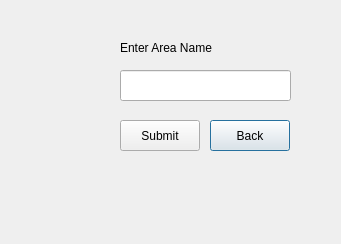
tapish13031997/OVV, file add_area.ui: the form before one commit.
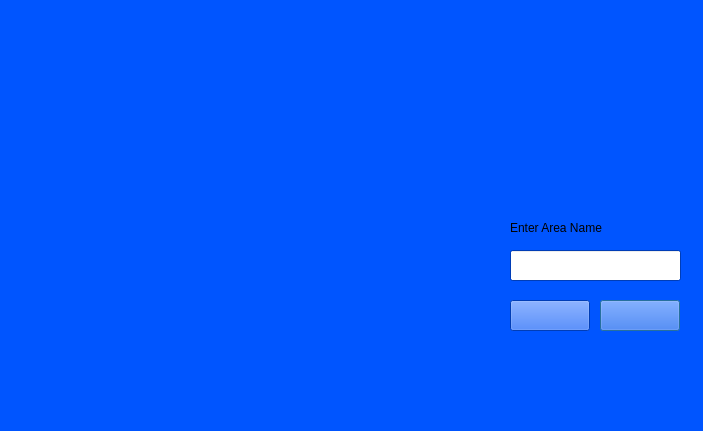
The form after the commit. Icons and pictures are not drawn.

What changed in the file:
```diff
--- a/add_area.ui
+++ b/add_area.ui
@@ -6,18 +6,433 @@
    <rect>
     <x>0</x>
     <y>0</y>
-    <width>341</width>
-    <height>244</height>
+    <width>703</width>
+    <height>431</height>
    </rect>
   </property>
+  <property name="palette">
+   <palette>
+    <active>
+     <colorrole role="WindowText">
+      <brush brushstyle="SolidPattern">
+       <color alpha="255">
+        <red>0</red>
+        <green>0</green>
+        <blue>0</blue>
+       </color>
+      </brush>
+     </colorrole>
+     <colorrole role="Button">
+      <brush brushstyle="SolidPattern">
+       <color alpha="255">
+        <red>0</red>
+        <green>85</green>
+        <blue>255</blue>
+       </color>
+      </brush>
+     </colorrole>
+     <colorrole role="Light">
+      <brush brushstyle="SolidPattern">
+       <color alpha="255">
+        <red>127</red>
+        <green>170</green>
+        <blue>255</blue>
+       </color>
+      </brush>
+     </colorrole>
+     <colorrole role="Midlight">
+      <brush brushstyle="SolidPattern">
+       <color alpha="255">
+        <red>63</red>
+        <green>127</green>
+        <blue>255</blue>
+       </color>
+      </brush>
+     </colorrole>
+     <colorrole role="Dark">
+      <brush brushstyle="SolidPattern">
+       <color alpha="255">
+        <red>0</red>
+        <green>42</green>
+        <blue>127</blue>
+       </color>
+      </brush>
+     </colorrole>
+     <colorrole role="Mid">
+      <brush brushstyle="SolidPattern">
+       <color alpha="255">
+        <red>0</red>
+        <green>56</green>
+        <blue>170</blue>
+       </color>
+      </brush>
+     </colorrole>
+     <colorrole role="Text">
+      <brush brushstyle="SolidPattern">
+       <color alpha="255">
+        <red>0</red>
+        <green>0</green>
+        <blue>0</blue>
+       </color>
+      </brush>
+     </colorrole>
+     <colorrole role="BrightText">
+      <brush brushstyle="SolidPattern">
+       <color alpha="255">
+        <red>255</red>
+        <green>255</green>
+        <blue>255</blue>
+       </color>
+      </brush>
+     </colorrole>
+     <colorrole role="ButtonText">
+      <brush brushstyle="SolidPattern">
+       <color alpha="255">
+        <red>0</red>
+        <green>0</green>
+        <blue>0</blue>
+       </color>
+      </brush>
+     </colorrole>
+     <colorrole role="Base">
+      <brush brushstyle="SolidPattern">
+       <color alpha="255">
+        <red>255</red>
+        <green>255</green>
+        <blue>255</blue>
+       </color>
+      </brush>
+     </colorrole>
+     <colorrole role="Window">
+      <brush brushstyle="SolidPattern">
+       <color alpha="255">
+        <red>0</red>
+        <green>85</green>
+        <blue>255</blue>
+       </color>
+      </brush>
+     </colorrole>
+     <colorrole role="Shadow">
+      <brush brushstyle="SolidPattern">
+       <color alpha="255">
+        <red>0</red>
+        <green>0</green>
+        <blue>0</blue>
+       </color>
+      </brush>
+     </colorrole>
+     <colorrole role="AlternateBase">
+      <brush brushstyle="SolidPattern">
+       <color alpha="255">
+        <red>127</red>
+        <green>170</green>
+        <blue>255</blue>
+       </color>
+      </brush>
+     </colorrole>
+     <colorrole role="ToolTipBase">
+      <brush brushstyle="SolidPattern">
+       <color alpha="255">
+        <red>255</red>
+        <green>255</green>
+        <blue>220</blue>
+       </color>
+      </brush>
+     </colorrole>
+     <colorrole role="ToolTipText">
+      <brush brushstyle="SolidPattern">
+       <color alpha="255">
+        <red>0</red>
+        <green>0</green>
+        <blue>0</blue>
+       </color>
+      </brush>
+     </colorrole>
+    </active>
+    <inactive>
+     <colorrole role="WindowText">
+      <brush brushstyle="SolidPattern">
+       <color alpha="255">
+        <red>0</red>
+        <green>0</green>
+        <blue>0</blue>
+       </color>
+      </brush>
+     </colorrole>
+     <colorrole role="Button">
+      <brush brushstyle="SolidPattern">
+       <color alpha="255">
+        <red>0</red>
+        <green>85</green>
+        <blue>255</blue>
+       </color>
+      </brush>
+     </colorrole>
+     <colorrole role="Light">
+      <brush brushstyle="SolidPattern">
+       <color alpha="255">
+        <red>127</red>
+        <green>170</green>
+        <blue>255</blue>
+       </color>
+      </brush>
+     </colorrole>
+     <colorrole role="Midlight">
+      <brush brushstyle="SolidPattern">
+       <color alpha="255">
+        <red>63</red>
+        <green>127</green>
+        <blue>255</blue>
+       </color>
+      </brush>
+     </colorrole>
+     <colorrole role="Dark">
+      <brush brushstyle="SolidPattern">
+       <color alpha="255">
+        <red>0</red>
+        <green>42</green>
+        <blue>127</blue>
+       </color>
+      </brush>
+     </colorrole>
+     <colorrole role="Mid">
+      <brush brushstyle="SolidPattern">
+       <color alpha="255">
+        <red>0</red>
+        <green>56</green>
+        <blue>170</blue>
+       </color>
+      </brush>
+     </colorrole>
+     <colorrole role="Text">
+      <brush brushstyle="SolidPattern">
+       <color alpha="255">
+        <red>0</red>
+        <green>0</green>
+        <blue>0</blue>
+       </color>
+      </brush>
+     </colorrole>
+     <colorrole role="BrightText">
+      <brush brushstyle="SolidPattern">
+       <color alpha="255">
+        <red>255</red>
+        <green>255</green>
+        <blue>255</blue>
+       </color>
+      </brush>
+     </colorrole>
+     <colorrole role="ButtonText">
+      <brush brushstyle="SolidPattern">
+       <color alpha="255">
+        <red>0</red>
+        <green>0</green>
+        <blue>0</blue>
+       </color>
+      </brush>
+     </colorrole>
+     <colorrole role="Base">
+      <brush brushstyle="SolidPattern">
+       <color alpha="255">
+        <red>255</red>
+        <green>255</green>
+        <blue>255</blue>
+       </color>
+      </brush>
+     </colorrole>
+     <colorrole role="Window">
+      <brush brushstyle="SolidPattern">
+       <color alpha="255">
+        <red>0</red>
+        <green>85</green>
+        <blue>255</blue>
+       </color>
+      </brush>
+     </colorrole>
+     <colorrole role="Shadow">
+      <brush brushstyle="SolidPattern">
+       <color alpha="255">
+        <red>0</red>
+        <green>0</green>
+        <blue>0</blue>
+       </color>
+      </brush>
+     </colorrole>
+     <colorrole role="AlternateBase">
+      <brush brushstyle="SolidPattern">
+       <color alpha="255">
+        <red>127</red>
+        <green>170</green>
+        <blue>255</blue>
+       </color>
+      </brush>
+     </colorrole>
+     <colorrole role="ToolTipBase">
+      <brush brushstyle="SolidPattern">
+       <color alpha="255">
+        <red>255</red>
+        <green>255</green>
+        <blue>220</blue>
+       </color>
+      </brush>
+     </colorrole>
+     <colorrole role="ToolTipText">
+      <brush brushstyle="SolidPattern">
+       <color alpha="255">
+        <red>0</red>
+        <green>0</green>
+        <blue>0</blue>
+       </color>
+      </brush>
+     </colorrole>
+    </inactive>
+    <disabled>
+     <colorrole role="WindowText">
+      <brush brushstyle="SolidPattern">
+       <color alpha="255">
+        <red>0</red>
+        <green>42</green>
+        <blue>127</blue>
+       </color>
+      </brush>
+     </colorrole>
+     <colorrole role="Button">
+      <brush brushstyle="SolidPattern">
+       <color alpha="255">
+        <red>0</red>
+        <green>85</green>
+        <blue>255</blue>
+       </color>
+      </brush>
+     </colorrole>
+     <colorrole role="Light">
+      <brush brushstyle="SolidPattern">
+       <color alpha="255">
+        <red>127</red>
+        <green>170</green>
+        <blue>255</blue>
+       </color>
+      </brush>
+     </colorrole>
+     <colorrole role="Midlight">
+      <brush brushstyle="SolidPattern">
+       <color alpha="255">
+        <red>63</red>
+        <green>127</green>
+        <blue>255</blue>
+       </color>
+      </brush>
+     </colorrole>
+     <colorrole role="Dark">
+      <brush brushstyle="SolidPattern">
+       <color alpha="255">
+        <red>0</red>
+        <green>42</green>
+        <blue>127</blue>
+       </color>
+      </brush>
+     </colorrole>
+     <colorrole role="Mid">
+      <brush brushstyle="SolidPattern">
+       <color alpha="255">
+        <red>0</red>
+        <green>56</green>
+        <blue>170</blue>
+       </color>
+      </brush>
+     </colorrole>
+     <colorrole role="Text">
+      <brush brushstyle="SolidPattern">
+       <color alpha="255">
+        <red>0</red>
+        <green>42</green>
+        <blue>127</blue>
+       </color>
+      </brush>
+     </colorrole>
+     <colorrole role="BrightText">
+      <brush brushstyle="SolidPattern">
+       <color alpha="255">
+        <red>255</red>
+        <green>255</green>
+        <blue>255</blue>
+       </color>
+      </brush>
+     </colorrole>
+     <colorrole role="ButtonText">
+      <brush brushstyle="SolidPattern">
+       <color alpha="255">
+        <red>0</red>
+        <green>42</green>
+        <blue>127</blue>
+       </color>
+      </brush>
+     </colorrole>
+     <colorrole role="Base">
+      <brush brushstyle="SolidPattern">
+       <color alpha="255">
+        <red>0</red>
+        <green>85</green>
+        <blue>255</blue>
+       </color>
+      </brush>
+     </colorrole>
+     <colorrole role="Window">
+      <brush brushstyle="SolidPattern">
+       <color alpha="255">
+        <red>0</red>
+        <green>85</green>
+        <blue>255</blue>
+       </color>
+      </brush>
+     </colorrole>
+     <colorrole role="Shadow">
+      <brush brushstyle="SolidPattern">
+       <color alpha="255">
+        <red>0</red>
+        <green>0</green>
+        <blue>0</blue>
+       </color>
+      </brush>
+     </colorrole>
+     <colorrole role="AlternateBase">
+      <brush brushstyle="SolidPattern">
+       <color alpha="255">
+        <red>0</red>
+        <green>85</green>
+        <blue>255</blue>
+       </color>
+      </brush>
+     </colorrole>
+     <colorrole role="ToolTipBase">
+      <brush brushstyle="SolidPattern">
+       <color alpha="255">
+        <red>255</red>
+        <green>255</green>
+        <blue>220</blue>
+       </color>
+      </brush>
+     </colorrole>
+     <colorrole role="ToolTipText">
+      <brush brushstyle="SolidPattern">
+       <color alpha="255">
+        <red>0</red>
+        <green>0</green>
+        <blue>0</blue>
+       </color>
+      </brush>
+     </colorrole>
+    </disabled>
+   </palette>
+  </property>
   <property name="windowTitle">
    <string>Dialog</string>
   </property>
   <widget class="QLineEdit" name="area_name">
    <property name="geometry">
     <rect>
-     <x>120</x>
-     <y>70</y>
+     <x>510</x>
+     <y>250</y>
      <width>171</width>
      <height>31</height>
     </rect>
@@ -29,31 +444,38 @@
   <widget class="QPushButton" name="back">
    <property name="geometry">
     <rect>
-     <x>210</x>
-     <y>120</y>
+     <x>600</x>
+     <y>300</y>
      <width>80</width>
      <height>31</height>
     </rect>
    </property>
    <property name="text">
-    <string>Back</string>
+    <string/>
+   </property>
+   <property name="icon">
+    <iconset resource="src/files.qrc">
+     <normaloff>:/button_back.png</normaloff>:/button_back.png</iconset>
    </property>
    <property name="iconSize">
     <size>
-     <width>80</width>
-     <height>80</height>
+     <width>91</width>
+     <height>91</height>
     </size>
    </property>
   </widget>
   <widget class="QLabel" name="label">
    <property name="geometry">
     <rect>
-     <x>120</x>
-     <y>40</y>
-     <width>131</width>
+     <x>510</x>
+     <y>220</y>
+     <width>151</width>
      <height>16</height>
     </rect>
    </property>
+   <property name="styleSheet">
+    <string notr="true">font: 75 12pt &quot;Century Schoolbook L&quot;;</string>
+   </property>
    <property name="text">
     <string>Enter Area Name</string>
    </property>
@@ -61,14 +483,18 @@
   <widget class="QPushButton" name="submit">
    <property name="geometry">
     <rect>
-     <x>120</x>
-     <y>120</y>
+     <x>510</x>
+     <y>300</y>
      <width>80</width>
      <height>31</height>
     </rect>
    </property>
    <property name="text">
-    <string>Submit</string>
+    <string/>
+   </property>
+   <property name="icon">
+    <iconset resource="src/files.qrc">
+     <normaloff>:/button_submit.png</normaloff>:/button_submit.png</iconset>
    </property>
    <property name="iconSize">
     <size>
@@ -77,6 +503,25 @@
     </size>
    </property>
   </widget>
+  <widget class="QLabel" name="label_2">
+   <property name="geometry">
+    <rect>
+     <x>60</x>
+     <y>130</y>
+     <width>291</width>
+     <height>291</height>
+    </rect>
+   </property>
+   <property name="text">
+    <string/>
+   </property>
+   <property name="pixmap">
+    <pixmap resource="src/files.qrc">:/election_2016_1.jpg</pixmap>
+   </property>
+   <property name="scaledContents">
+    <bool>true</bool>
+   </property>
+  </widget>
  </widget>
  <resources/>
  <connections/>
```
Left out of the diff: 4 changed lines with no effect on the pictures.
